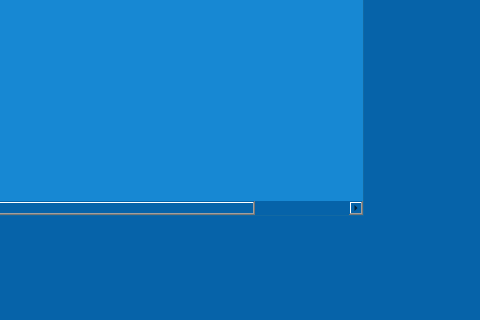
The window that prodtable.ui (Detectov/PharmacyProject) describes before a commit, drawn with Qt 5; both pictures show x 587 to 1067 and y 415 to 735 of the 1067 by 735 pixel window.
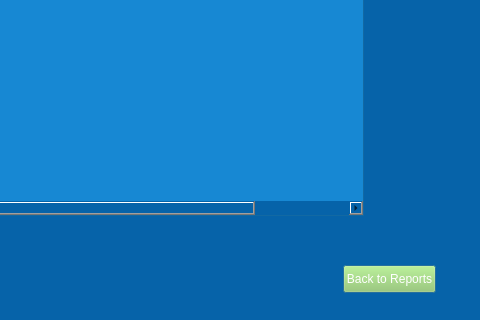
The same window after the commit.

Diff of the .ui file:
```diff
--- a/prodtable.ui
+++ b/prodtable.ui
@@ -94,6 +94,23 @@
     </property>
    </column>
   </widget>
+  <widget class="QPushButton" name="backbutton">
+   <property name="geometry">
+    <rect>
+     <x>930</x>
+     <y>680</y>
+     <width>93</width>
+     <height>28</height>
+    </rect>
+   </property>
+   <property name="styleSheet">
+    <string notr="true">background-color: rgb(156, 208, 93);
+color: rgb(255, 255, 255);</string>
+   </property>
+   <property name="text">
+    <string>Back to Reports</string>
+   </property>
+  </widget>
  </widget>
  <resources/>
  <connections/>
```
